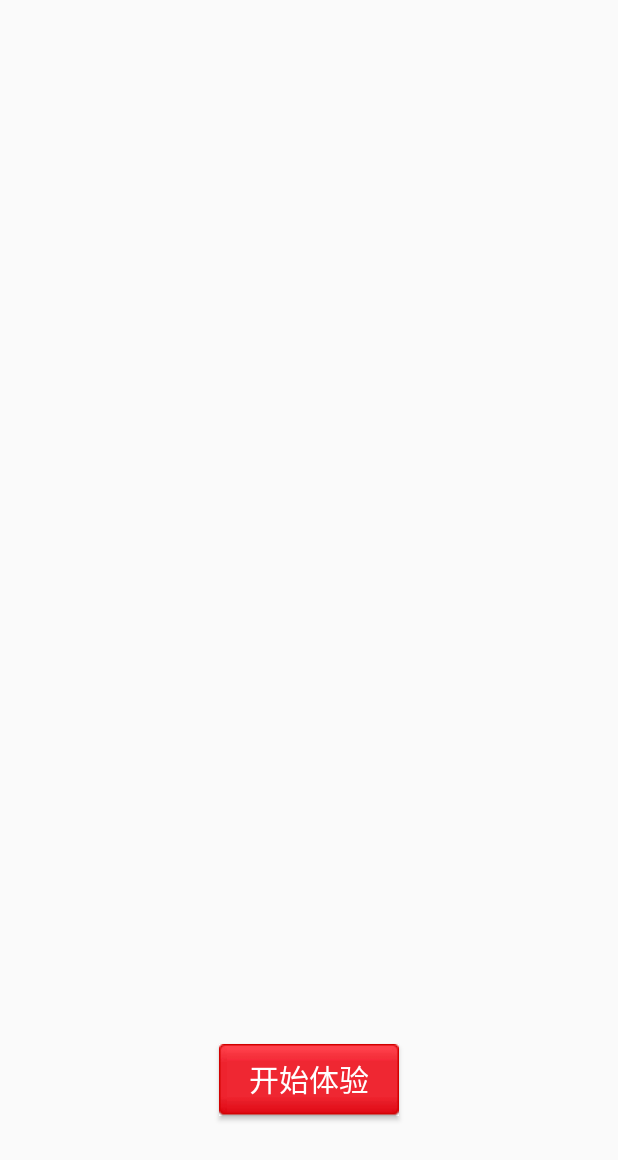
After one commit to SkyBoy1227/News, an Android app: the GuideActivity screen opened directly, with no data from a screen before it, on a phone screen of 412 x 824 dp. The commit adds this screen. Shown: the top 1160 px of the screen. Run offline under Robolectric (Android 15) with nearby library versions, the phone set to English and light mode, and no system bars.

Commit message:
引导页面GuideActivity布局

```diff
--- a/app/src/main/AndroidManifest.xml
+++ b/app/src/main/AndroidManifest.xml
@@ -9,13 +9,14 @@
         android:roundIcon="@mipmap/icon_150"
         android:supportsRtl="true"
         android:theme="@style/AppTheme">
-        <activity android:name=".SplashActivity">
+        <activity android:name=".activity.SplashActivity">
             <intent-filter>
                 <action android:name="android.intent.action.MAIN" />
 
                 <category android:name="android.intent.category.LAUNCHER" />
             </intent-filter>
         </activity>
+        <activity android:name=".activity.GuideActivity" />
     </application>
 
 </manifest>
--- /dev/null
+++ b/app/src/main/java/com/sky/app/news/activity/GuideActivity.java
@@ -0,0 +1,24 @@
+package com.sky.app.news.activity;
+
+import android.os.Bundle;
+import android.support.annotation.Nullable;
+import android.support.v7.app.AppCompatActivity;
+
+import com.sky.app.news.R;
+
+/**
+ * Created with Android Studio.
+ * 描述: 引导页面
+ * Date: 2018/4/19
+ * Time: 11:12
+ *
+ * @author 晏琦云
+ * @version ${VERSION}
+ */
+public class GuideActivity extends AppCompatActivity {
+    @Override
+    protected void onCreate(@Nullable Bundle savedInstanceState) {
+        super.onCreate(savedInstanceState);
+        setContentView(R.layout.activity_guide);
+    }
+}
--- a/app/src/main/java/com/sky/app/news/SplashActivity.java
+++ b/app/src/main/java/com/sky/app/news/activity/SplashActivity.java
@@ -1,5 +1,6 @@
-package com.sky.app.news;
+package com.sky.app.news.activity;
 
+import android.content.Intent;
 import android.os.Bundle;
 import android.support.annotation.Nullable;
 import android.support.v7.app.AppCompatActivity;
@@ -9,7 +10,9 @@ import android.view.animation.AnimationSet;
 import android.view.animation.RotateAnimation;
 import android.view.animation.ScaleAnimation;
 import android.widget.RelativeLayout;
-import android.widget.Toast;
+
+import com.sky.app.news.R;
+import com.sky.app.news.utils.CacheUtils;
 
 import butterknife.BindView;
 import butterknife.ButterKnife;
@@ -24,6 +27,11 @@ import butterknife.ButterKnife;
  * @version ${VERSION}
  */
 public class SplashActivity extends AppCompatActivity {
+    /**
+     * 静态常量
+     */
+    public static final String START_MAIN = "start_main";
+
     @BindView(R.id.rl_splash_root)
     RelativeLayout rlSplashRoot;
 
@@ -64,7 +72,19 @@ public class SplashActivity extends AppCompatActivity {
              */
             @Override
             public void onAnimationEnd(Animation animation) {
-                Toast.makeText(SplashActivity.this, "动画播放完成！", Toast.LENGTH_SHORT).show();
+                // 判断是否进入过主页面
+                boolean isStartMain = CacheUtils.getBoolean(SplashActivity.this, START_MAIN);
+                if (isStartMain) {
+                    // 如果进入过主页面，直接进入主页面
+
+                } else {
+                    // 如果没有进入过主页面，进入引导页面
+                    Intent intent = new Intent(SplashActivity.this, GuideActivity.class);
+                    startActivity(intent);
+                }
+                // 关闭Splash页面
+                finish();
+//                Toast.makeText(SplashActivity.this, "动画播放完成！", Toast.LENGTH_SHORT).show();
             }
 
             /**
--- /dev/null
+++ b/app/src/main/java/com/sky/app/news/utils/CacheUtils.java
@@ -0,0 +1,26 @@
+package com.sky.app.news.utils;
+
+import android.content.Context;
+
+/**
+ * Created with Android Studio.
+ * 描述: 缓存软件的一些参数和数据
+ * Date: 2018/4/19
+ * Time: 11:08
+ *
+ * @author 晏琦云
+ * @version ${VERSION}
+ */
+public class CacheUtils {
+
+    /**
+     * 得到缓存值
+     *
+     * @param context 上下文
+     * @param key
+     * @return
+     */
+    public static boolean getBoolean(Context context, String key) {
+        return false;
+    }
+}
--- /dev/null
+++ b/app/src/main/res/drawable/btn_start_main_selector.xml
@@ -0,0 +1,5 @@
+<?xml version="1.0" encoding="utf-8"?>
+<selector xmlns:android="http://schemas.android.com/apk/res/android">
+    <item android:drawable="@drawable/button_red_normal" android:state_pressed="false" />
+    <item android:drawable="@drawable/button_red_pressed" android:state_pressed="true" />
+</selector>
--- /dev/null
+++ b/app/src/main/res/drawable/btn_start_main_text_color_selector.xml
@@ -0,0 +1,5 @@
+<?xml version="1.0" encoding="utf-8"?>
+<selector xmlns:android="http://schemas.android.com/apk/res/android">
+    <item android:color="@android:color/white" android:state_pressed="false" />
+    <item android:color="@android:color/black" android:state_pressed="true" />
+</selector>
--- /dev/null
+++ b/app/src/main/res/layout/activity_guide.xml
@@ -0,0 +1,33 @@
+<?xml version="1.0" encoding="utf-8"?>
+<RelativeLayout xmlns:android="http://schemas.android.com/apk/res/android"
+    android:layout_width="match_parent"
+    android:layout_height="match_parent">
+
+    <android.support.v4.view.ViewPager
+        android:id="@+id/view_pager"
+        android:layout_width="match_parent"
+        android:layout_height="match_parent" />
+
+    <Button
+        android:id="@+id/btn_start_main"
+        android:layout_width="wrap_content"
+        android:layout_height="wrap_content"
+        android:layout_alignParentBottom="true"
+        android:layout_centerHorizontal="true"
+        android:layout_marginBottom="80dp"
+        android:background="@drawable/btn_start_main_selector"
+        android:paddingLeft="20dp"
+        android:paddingRight="20dp"
+        android:text="开始体验"
+        android:textColor="@drawable/btn_start_main_text_color_selector"
+        android:textSize="20sp" />
+
+    <LinearLayout
+        android:id="@+id/ll_point_group"
+        android:layout_width="wrap_content"
+        android:layout_height="wrap_content"
+        android:layout_alignParentBottom="true"
+        android:layout_centerHorizontal="true"
+        android:layout_marginBottom="40dp"
+        android:orientation="horizontal" />
+</RelativeLayout>
```
Also changed, not shown: app/src/main/res/drawable/button_red_normal.9.png (added), app/src/main/res/drawable/button_red_pressed.9.png (added).
